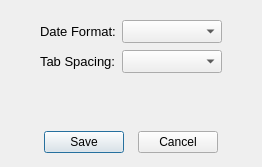
Qt form dialog_options.ui (copperspice/diamond) before a commit.
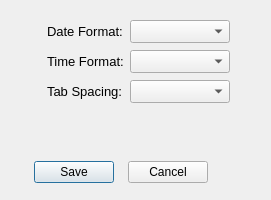
The same form after that commit.

Commit message: Moved syntax files to json format

```diff
--- a/dialog_options.ui
+++ b/dialog_options.ui
@@ -9,8 +9,8 @@
    <rect>
     <x>0</x>
     <y>0</y>
-    <width>262</width>
-    <height>167</height>
+    <width>271</width>
+    <height>200</height>
    </rect>
   </property>
   <property name="windowTitle">
@@ -96,7 +96,7 @@
     </spacer>
    </item>
    <item row="2" column="0">
-    <spacer name="horizontalSpacer_3">
+    <spacer name="horizontalSpacer_6">
      <property name="orientation">
       <enum>Qt::Horizontal</enum>
      </property>
@@ -109,6 +109,65 @@
     </spacer>
    </item>
    <item row="2" column="1">
+    <widget class="QLabel" name="label_3">
+     <property name="minimumSize">
+      <size>
+       <width>0</width>
+       <height>20</height>
+      </size>
+     </property>
+     <property name="font">
+      <font>
+       <pointsize>10</pointsize>
+      </font>
+     </property>
+     <property name="text">
+      <string>Time Format:</string>
+     </property>
+    </widget>
+   </item>
+   <item row="2" column="2">
+    <widget class="QComboBox" name="timeFormat_CB">
+     <property name="minimumSize">
+      <size>
+       <width>100</width>
+       <height>0</height>
+      </size>
+     </property>
+     <property name="font">
+      <font>
+       <pointsize>10</pointsize>
+      </font>
+     </property>
+    </widget>
+   </item>
+   <item row="2" column="3">
+    <spacer name="horizontalSpacer_5">
+     <property name="orientation">
+      <enum>Qt::Horizontal</enum>
+     </property>
+     <property name="sizeHint" stdset="0">
+      <size>
+       <width>25</width>
+       <height>20</height>
+      </size>
+     </property>
+    </spacer>
+   </item>
+   <item row="3" column="0">
+    <spacer name="horizontalSpacer_3">
+     <property name="orientation">
+      <enum>Qt::Horizontal</enum>
+     </property>
+     <property name="sizeHint" stdset="0">
+      <size>
+       <width>25</width>
+       <height>20</height>
+      </size>
+     </property>
+    </spacer>
+   </item>
+   <item row="3" column="1">
     <widget class="QLabel" name="label_2">
      <property name="minimumSize">
       <size>
@@ -126,7 +185,7 @@
      </property>
     </widget>
    </item>
-   <item row="2" column="2">
+   <item row="3" column="2">
     <widget class="QComboBox" name="tabSpacing_CB">
      <property name="font">
       <font>
@@ -135,7 +194,7 @@
      </property>
     </widget>
    </item>
-   <item row="2" column="3">
+   <item row="3" column="3">
     <spacer name="horizontalSpacer_4">
      <property name="orientation">
       <enum>Qt::Horizontal</enum>
@@ -148,7 +207,7 @@
      </property>
     </spacer>
    </item>
-   <item row="3" column="2">
+   <item row="4" column="2">
     <spacer name="verticalSpacer_3">
      <property name="orientation">
       <enum>Qt::Vertical</enum>
@@ -164,7 +223,7 @@
      </property>
     </spacer>
    </item>
-   <item row="4" column="0" colspan="4">
+   <item row="5" column="0" colspan="3">
     <layout class="QHBoxLayout" name="horizontalLayout_101">
      <item>
       <spacer name="horizontalSpacer_100">
```
The commit also changes 29 other files.
